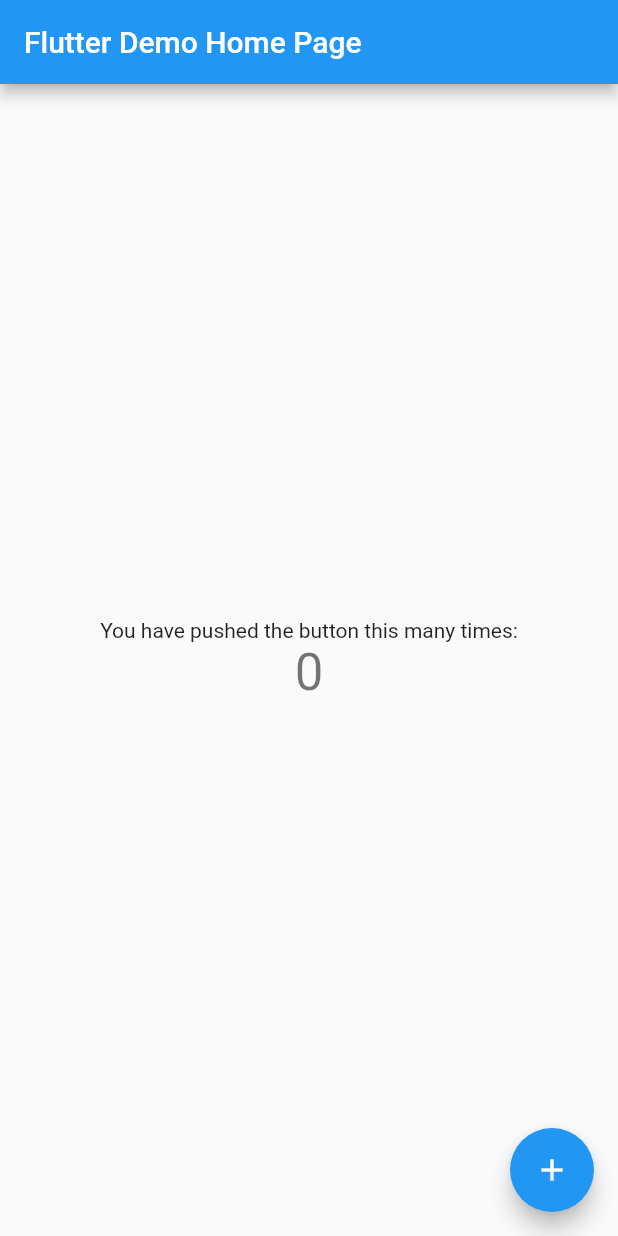
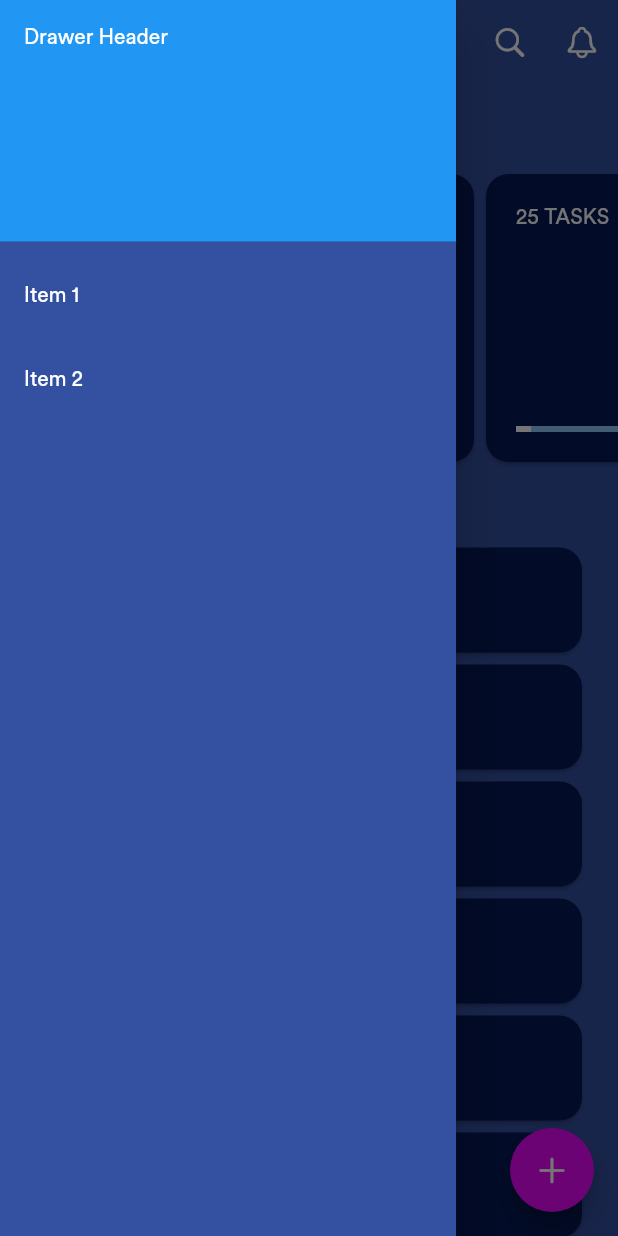
Before and after one commit to lijovijayan/darkhold, a Flutter app: the screen it shows after launch, with the side drawer open (before the commit the screen has no drawer), on a phone screen of 412 x 824 dp. Run offline on Flutter 3.47's test engine with Material 2 defaults, Android fonts, the phone set to English and light mode, and no system bars; our stand-ins replace sqflite; accounts and stored records are empty.

```diff
--- a/lib/main.dart
+++ b/lib/main.dart
@@ -1,113 +1,73 @@
+import 'package:darkhold/sqlite.config.dart';
+import 'package:darkhold/theme.dart';
 import 'package:flutter/material.dart';
+import 'pages/pages.dart';
 
 void main() {
+  SQLiteConfig.syncDB();
   runApp(MyApp());
 }
 
 class MyApp extends StatelessWidget {
-  // This widget is the root of your application.
   @override
   Widget build(BuildContext context) {
     return MaterialApp(
-      title: 'Flutter Demo',
+      debugShowCheckedModeBanner: false,
+      title: 'Darkhold',
+      themeMode: ThemeMode.light,
       theme: ThemeData(
-        // This is the theme of your application.
-        //
-        // Try running your application with "flutter run". You'll see the
-        // application has a blue toolbar. Then, without quitting the app, try
-        // changing the primarySwatch below to Colors.green and then invoke
-        // "hot reload" (press "r" in the console where you ran "flutter run",
-        // or simply save your changes to "hot reload" in a Flutter IDE).
-        // Notice that the counter didn't reset back to zero; the application
-        // is not restarted.
-        primarySwatch: Colors.blue,
-      ),
-      home: MyHomePage(title: 'Flutter Demo Home Page'),
+          fontFamily: "circular_std",
+          primaryColor: Color(0xFFEA06FE),
+          accentColor: MaterialColor(0xFFFFFFFF, {}),
+          backgroundColor: Color(0xFF46598C),
+          colorScheme: Theme.of(context).colorScheme.copyWith(
+                primaryVariant: Color(0xFF183588),
+              ),
+          appBarTheme: AppBarTheme(
+            elevation: 0,
+            color: Colors.transparent,
+          ),
+          iconTheme: IconThemeData(
+            color: Colors.white,
+          ),
+          primaryIconTheme: IconThemeData(
+            color: Colors.white,
+          ),
+          accentIconTheme: IconThemeData(
+            color: Colors.white,
+          ),
+          canvasColor: Color(0xFF3450A1),
+          textTheme: TextTheme(
+            bodyText1: TextStyle(),
+            bodyText2: TextStyle(),
+            headline5: TextStyle(),
+          ).apply(
+            bodyColor: Colors.white,
+            displayColor: Colors.white,
+          ),
+          primaryTextTheme: TextTheme(
+            subtitle1: TextStyle(),
+          ).apply(
+            bodyColor: Color(0xFF4C5F98),
+            displayColor: Color(0xFF4C5F98),
+          ),
+          accentTextTheme: TextTheme(
+            subtitle1: TextStyle(),
+          ).apply(
+            bodyColor: Color(0xFF92AEFA),
+            displayColor: Color(0xFF92AEFA),
+          ),
+          cardTheme: CardTheme(
+            color: Color(0xFF041955),
+            shape: RoundedRectangleBorder(
+              borderRadius: BorderRadius.circular(15.0),
+            ),
+          ),
+          floatingActionButtonTheme: FloatingActionButtonThemeData(
+              backgroundColor: Color(0xFFeb06ff),
+              foregroundColor: Colors.white)),
+      darkTheme: darkTheme,
+      home: HomePage(),
     );
   }
 }
-
-class MyHomePage extends StatefulWidget {
-  MyHomePage({Key key, this.title}) : super(key: key);
-
-  // This widget is the home page of your application. It is stateful, meaning
-  // that it has a State object (defined below) that contains fields that affect
-  // how it looks.
-
-  // This class is the configuration for the state. It holds the values (in this
-  // case the title) provided by the parent (in this case the App widget) and
-  // used by the build method of the State. Fields in a Widget subclass are
-  // always marked "final".
-
-  final String title;
-
-  @override
-  _MyHomePageState createState() => _MyHomePageState();
-}
-
-class _MyHomePageState extends State<MyHomePage> {
-  int _counter = 0;
-
-  void _incrementCounter() {
-    setState(() {
-      // This call to setState tells the Flutter framework that something has
-      // changed in this State, which causes it to rerun the build method below
-      // so that the display can reflect the updated values. If we changed
-      // _counter without calling setState(), then the build method would not be
-      // called again, and so nothing would appear to happen.
-      _counter++;
-    });
-  }
-
-  @override
-  Widget build(BuildContext context) {
-    // This method is rerun every time setState is called, for instance as done
-    // by the _incrementCounter method above.
-    //
-    // The Flutter framework has been optimized to make rerunning build methods
-    // fast, so that you can just rebuild anything that needs updating rather
-    // than having to individually change instances of widgets.
-    return Scaffold(
-      appBar: AppBar(
-        // Here we take the value from the MyHomePage object that was created by
-        // the App.build method, and use it to set our appbar title.
-        title: Text(widget.title),
-      ),
-      body: Center(
-        // Center is a layout widget. It takes a single child and positions it
-        // in the middle of the parent.
-        child: Column(
-          // Column is also a layout widget. It takes a list of children and
-          // arranges them vertically. By default, it sizes itself to fit its
-          // children horizontally, and tries to be as tall as its parent.
-          //
-          // Invoke "debug painting" (press "p" in the console, choose the
-          // "Toggle Debug Paint" action from the Flutter Inspector in Android
-          // Studio, or the "Toggle Debug Paint" command in Visual Studio Code)
-          // to see the wireframe for each widget.
-          //
-          // Column has various properties to control how it sizes itself and
-          // how it positions its children. Here we use mainAxisAlignment to
-          // center the children vertically; the main axis here is the vertical
-          // axis because Columns are vertical (the cross axis would be
-          // horizontal).
-          mainAxisAlignment: MainAxisAlignment.center,
-          children: <Widget>[
-            Text(
-              'You have pushed the button this many times:',
-            ),
-            Text(
-              '$_counter',
-              style: Theme.of(context).textTheme.headline4,
-            ),
-          ],
-        ),
-      ),
-      floatingActionButton: FloatingActionButton(
-        onPressed: _incrementCounter,
-        tooltip: 'Increment',
-        child: Icon(Icons.add),
-      ), // This trailing comma makes auto-formatting nicer for build methods.
-    );
-  }
-}
--- /dev/null
+++ b/lib/models/models.dart
@@ -0,0 +1,3 @@
+export './categorey.model.dart';
+export './task.model.dart';
+export './table.models.dart';
--- /dev/null
+++ b/lib/models/task.model.dart
@@ -0,0 +1,14 @@
+class Task {
+  final int id;
+  final int categoreyId;
+  final String name;
+  final bool completed;
+  final String color;
+  Task({
+    this.id,
+    this.categoreyId,
+    this.name,
+    this.completed,
+    this.color,
+  });
+}
--- /dev/null
+++ b/lib/pages/drawer.dart
@@ -0,0 +1,31 @@
+import 'package:flutter/material.dart';
+
+class AppDrawer extends StatelessWidget {
+  @override
+  Widget build(BuildContext context) {
+    return Drawer(
+      child: ListView(
+        // Important: Remove any padding from the ListView.
+        padding: EdgeInsets.zero,
+        children: <Widget>[
+          DrawerHeader(
+            child: Text('Drawer Header'),
+            decoration: BoxDecoration(
+              color: Colors.blue,
+            ),
+          ),
+          ListTile(
+            title: Text('Item 1'),
+            onTap: () {
+            },
+          ),
+          ListTile(
+            title: Text('Item 2'),
+            onTap: () {
+            },
+          ),
+        ],
+      ),
+    );
+  }
+}
--- /dev/null
+++ b/lib/pages/home.dart
@@ -0,0 +1,163 @@
+import 'package:darkhold/models/models.dart';
+import 'package:darkhold/sqlite.config.dart';
+import 'package:darkhold/utils/common.utils.dart';
+import 'package:darkhold/widgets/widgets.dart';
+import 'package:flutter/cupertino.dart';
+import 'package:flutter/material.dart';
+import 'package:flutter/rendering.dart';
+
+import 'pages.dart';
+
+class HomePage extends StatelessWidget {
+  final GlobalKey<ScaffoldState> _scaffoldKey = new GlobalKey<ScaffoldState>();
+  final String username = 'Lijo Vijayan';
+  Widget _renderContent(BuildContext _context) {
+    return SingleChildScrollView(
+      physics: BouncingScrollPhysics(),
+      child: Column(
+        crossAxisAlignment: CrossAxisAlignment.start,
+        children: [
+          Padding(
+            padding: EdgeInsets.only(left: 20),
+            child: Text('Good morning, $username !'),
+          ),
+          SizedBox(height: 20),
+          Padding(
+            padding: EdgeInsets.only(left: 20),
+            child: Text(
+              'CATEGORIES',
+              style: Theme.of(_context).accentTextTheme.subtitle1,
+            ),
+          ),
+          Container(
+            padding: EdgeInsets.only(left: 20),
+            height: 200,
+            child: ListView.builder(
+              scrollDirection: Axis.horizontal,
+              physics: BouncingScrollPhysics(),
+              itemCount: 10,
+              itemBuilder: (BuildContext _context, int index) {
+                return CategoreyCard(
+                  categorey: '',
+                  totalTaskCount: 25,
+                  completedTasks: index,
+                  progressColor: HexColor.fromHex('#FFFFFF'),
+                );
+              },
+            ),
+          ),
+          SizedBox(height: 20),
+          Padding(
+            padding: EdgeInsets.only(left: 20),
+            child: Text(
+              'TODAY\'S TASK',
+              style: Theme.of(_context).accentTextTheme.subtitle1,
+            ),
+          ),
+          Padding(
+            padding: EdgeInsets.symmetric(horizontal: 20, vertical: 10),
+            child: ListView.builder(
+              physics: NeverScrollableScrollPhysics(),
+              itemCount: 100,
+              shrinkWrap: true,
+              itemBuilder: (BuildContext _, int index) {
+                print(index);
+                return TaskCard(
+                  completed: true,
+                  id: index,
+                  name: 'Random Task',
+                );
+              },
+            ),
+          ),
+        ],
+      ),
+    );
+  }
+
+  @override
+  Widget build(BuildContext context) {
+    return SafeArea(
+      child: Scaffold(
+        key: _scaffoldKey,
+        appBar: AppBar(
+          leading: IconButton(
+            icon: Icon(CupertinoIcons.bars),
+            splashRadius: 20,
+            onPressed: () {
+              _scaffoldKey.currentState.openDrawer();
+            },
+          ),
+          actions: [
+            IconButton(
+              icon: Icon(CupertinoIcons.search),
+              splashRadius: 20,
+              onPressed: () {},
+            ),
+            IconButton(
+              icon: Icon(CupertinoIcons.bell),
+              splashRadius: 20,
+              onPressed: () {},
+            ),
+          ],
+        ),
+        drawer: AppDrawer(),
+        body: _renderContent(context),
+        floatingActionButton: FloatingActionButton(
+          child: Icon(CupertinoIcons.plus),
+          onPressed: () async {
+            showModalBottomSheet<void>(
+              context: context,
+              isScrollControlled: true,
+              isDismissible: true,
+              enableDrag: false,
+              backgroundColor: Colors.transparent,
+              builder: (BuildContext context) {
+                return BottomSheetContainer();
+              },
+            );
+          },
+        ),
+      ),
+    );
+  }
+}
+
+class BottomSheetContainer extends StatefulWidget {
+  @override
+  _BottomSheetContainerState createState() => _BottomSheetContainerState();
+}
+
+class _BottomSheetContainerState extends State<BottomSheetContainer> {
+  bool expanded = false;
+  @override
+  Widget build(BuildContext context) {
+    return AnimatedContainer(
+      duration: Duration(milliseconds: 150),
+      height: expanded ? MediaQuery.of(context).size.height : 200,
+      color: Colors.amber,
+      child: Column(
+        mainAxisAlignment: MainAxisAlignment.center,
+        mainAxisSize: MainAxisSize.min,
+        children: <Widget>[
+          InkWell(
+            child: Container(
+              color: Colors.white,
+              height: 20,
+            ),
+            onTap: () {
+              setState(() {
+                expanded = !expanded;
+              });
+            },
+          ),
+          const Text('Modal BottomSheet'),
+          ElevatedButton(
+            child: const Text('Close BottomSheet'),
+            onPressed: () => Navigator.pop(context),
+          ),
+        ],
+      ),
+    );
+  }
+}
--- /dev/null
+++ b/lib/pages/pages.dart
@@ -0,0 +1,2 @@
+export './home.dart';
+export './drawer.dart';
--- /dev/null
+++ b/lib/services/services.dart
@@ -0,0 +1,2 @@
+export './categorey.service.dart';
+export './task.service.dart';
--- /dev/null
+++ b/lib/services/task.service.dart
@@ -0,0 +1,14 @@
+class Task {
+  final int id;
+  final int categoreyId;
+  final String name;
+  final bool completed;
+  final String color;
+  Task({
+    this.id,
+    this.categoreyId,
+    this.name,
+    this.completed,
+    this.color,
+  });
+}
--- /dev/null
+++ b/lib/utils/common.utils.dart
@@ -0,0 +1,18 @@
+import 'dart:ui';
+
+extension HexColor on Color {
+  /// String is in the format "aabbcc" or "ffaabbcc" with an optional leading "#".
+  static Color fromHex(String hexString) {
+    final buffer = StringBuffer();
+    if (hexString.length == 6 || hexString.length == 7) buffer.write('ff');
+    buffer.write(hexString.replaceFirst('#', ''));
+    return Color(int.parse(buffer.toString(), radix: 16));
+  }
+
+  /// Prefixes a hash sign if [leadingHashSign] is set to `true` (default is `true`).
+  String toHex({bool leadingHashSign = true}) => '${leadingHashSign ? '#' : ''}'
+      '${alpha.toRadixString(16).padLeft(2, '0')}'
+      '${red.toRadixString(16).padLeft(2, '0')}'
+      '${green.toRadixString(16).padLeft(2, '0')}'
+      '${blue.toRadixString(16).padLeft(2, '0')}';
+}
--- /dev/null
+++ b/lib/widgets/categorey.card.dart
@@ -0,0 +1,46 @@
+import 'package:flutter/material.dart';
+
+class CategoreyCard extends StatelessWidget {
+  final int totalTaskCount;
+  final String categorey;
+  final int completedTasks;
+  final Color progressColor;
+  CategoreyCard(
+      {@required this.totalTaskCount,
+      @required this.categorey,
+      @required this.completedTasks,
+      @required this.progressColor,
+      });
+  @override
+  Widget build(BuildContext context) {
+    return Container(
+      width: 300,
+      child: Card(
+        child: Padding(
+          padding: EdgeInsets.all(20),
+          child: Column(
+            crossAxisAlignment: CrossAxisAlignment.start,
+            children: [
+              Text(
+                '$totalTaskCount TASKS',
+                style: Theme.of(context).primaryTextTheme.subtitle2,
+              ),
+              SizedBox(height: 10),
+              Text(
+                this.categorey,
+                style: Theme.of(context).textTheme.headline5,
+              ),
+              Expanded(
+                child: SizedBox(),
+              ),
+              LinearProgressIndicator(
+                valueColor: new AlwaysStoppedAnimation<Color>(this.progressColor),
+                value: this.completedTasks / this.totalTaskCount,
+              ),
+            ],
+          ),
+        ),
+      ),
+    );
+  }
+}
--- /dev/null
+++ b/lib/widgets/task.card.dart
@@ -0,0 +1,63 @@
+import 'package:flutter/material.dart';
+
+class TaskCard extends StatelessWidget {
+  final int id;
+  final String name;
+  final bool completed;
+  TaskCard({
+    @required this.id,
+    @required this.name,
+    @required this.completed,
+  });
+  @override
+  Widget build(BuildContext context) {
+    return Card(
+      child: InkWell(
+        borderRadius: BorderRadius.circular(15),
+        onTap: () {},
+        child: Padding(
+          padding: EdgeInsets.all(20),
+          child: Row(
+            crossAxisAlignment: CrossAxisAlignment.start,
+            children: [
+              AnimatedSwitcher(
+                duration: Duration(milliseconds: 500),
+                transitionBuilder:
+                    (Widget widget, Animation<double> animation) {
+                  return ScaleTransition(
+                    scale: animation,
+                    child: widget,
+                  );
+                },
+                child: completed
+                    ? Container(
+                        width: 30,
+                        height: 30,
+                        decoration: BoxDecoration(
+                          shape: BoxShape.circle,
+                          color: Colors.red,
+                        ),
+                      )
+                    : Container(
+                        width: 30,
+                        height: 30,
+                        decoration: BoxDecoration(
+                          shape: BoxShape.circle,
+                          color: Colors.green,
+                        ),
+                      ),
+              ),
+              SizedBox(width: 10),
+              Expanded(
+                child: Text(
+                  this.name,
+                  style: Theme.of(context).primaryTextTheme.subtitle2,
+                ),
+              ),
+            ],
+          ),
+        ),
+      ),
+    );
+  }
+}
--- /dev/null
+++ b/lib/widgets/widgets.dart
@@ -0,0 +1,2 @@
+export './categorey.card.dart';
+export './task.card.dart';
```
Also changed, not shown: lib/models/categorey.model.dart (added, +14 -0 lines), lib/models/table.models.dart (added, +38 -0 lines), lib/services/categorey.service.dart (added, +14 -0 lines), lib/theme.dart (added, +18 -0 lines), pubspec.yaml (+7 -0 lines), assets/fonts/circular_std.ttf (added), lib/provider/categorey.provider.dart (added), lib/sqlite.config.dart (added), pubspec.lock, 1 other file.
